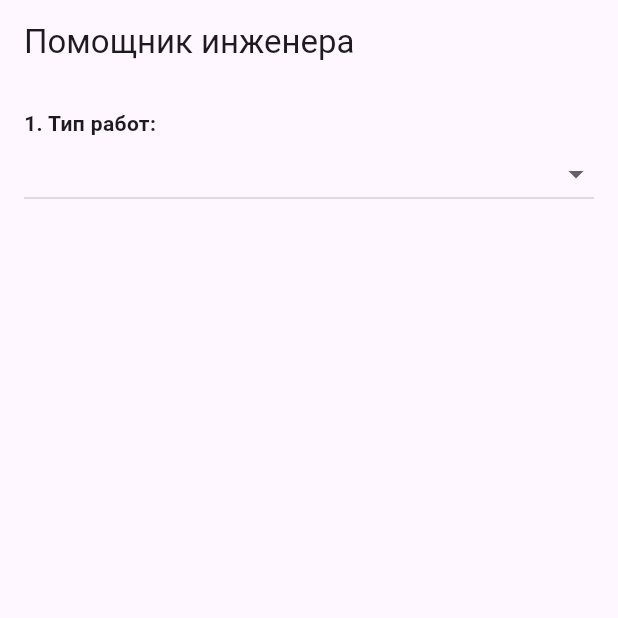
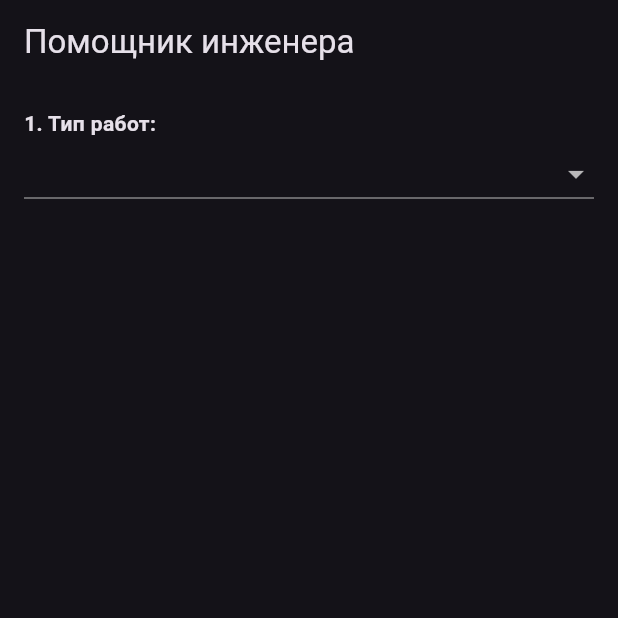
Before and after one commit to virza1998/my_work_app, a Flutter app: the screen it shows after launch, on a phone screen of 412 x 824 dp, the top half of it. Run offline on Flutter 3.47's test engine with Material 3 defaults, Android fonts, the phone set to English and light mode, and no system bars.

Commit message:
Update main.dart

```diff
--- a/lib/main.dart
+++ b/lib/main.dart
@@ -9,9 +9,17 @@ class WorkApp extends StatelessWidget {
   Widget build(BuildContext context) {
     return MaterialApp(
       debugShowCheckedModeBanner: false,
+      // Светлая тема (оставляем как была)
       theme: ThemeData(primarySwatch: Colors.blue),
+      // Настройка ТЕМНОЙ темы
+      darkTheme: ThemeData.dark().copyWith(
+        primaryColor: Colors.amber, // Золотистый акцент под монету
+      ),
+      // Принудительное включение темной темы
+      themeMode: ThemeMode.dark,
       home: const SelectionScreen(),
     );
+
   }
 }
 
```
